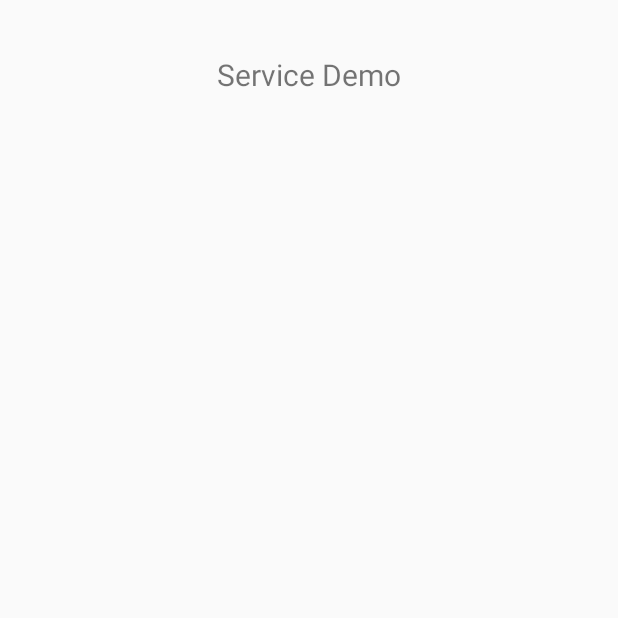
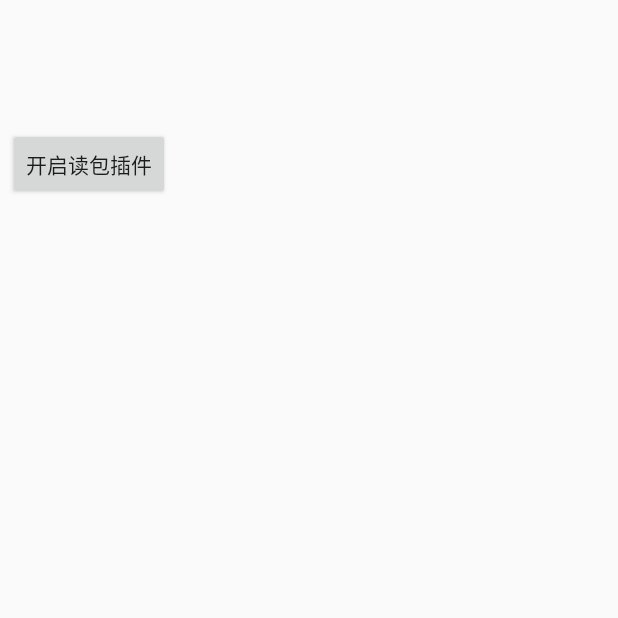
Before and after one commit to Karlzzb/wechart-robot-agent, an Android app: the screen it shows after launch (MainActivity), on a phone screen of 412 x 824 dp, the top half of it. Run offline under Robolectric (Android 15) with nearby library versions, the phone set to English and light mode, and no system bars.

Commit message:
add forward button

```diff
--- a/app/src/main/java/com/karl/wechatrobot/MainActivity.java
+++ b/app/src/main/java/com/karl/wechatrobot/MainActivity.java
@@ -3,20 +3,36 @@ package com.karl.wechatrobot;
 import android.app.Activity;
 import android.content.Intent;
 import android.os.Bundle;
+import android.provider.Settings;
 import android.util.Log;
+import android.view.Menu;
 import android.view.View;
 import android.view.View.OnClickListener;
 import android.widget.Button;
+import android.widget.CompoundButton;
+import android.widget.Switch;
+import android.widget.TextView;
 
 public class MainActivity extends Activity {
     private static final String TAG = "MainActivity";
+
+    private Intent intent;
+    private Button forwardButton;
+    private Intent settingIntent;
+
 
     @Override
     public void onCreate(Bundle savedInstanceState) {
         super.onCreate(savedInstanceState);
         setContentView(R.layout.activity_main);
-        Intent intent = new Intent(MainActivity.this,ServiceWechat.class);
-        startService(intent);
-        Log.d("server start","yes");
+        Log.d("server start", "yes");
     }
+
+    public void onMyButtonClick(View view) {
+        if (settingIntent == null) {
+            settingIntent = new Intent(Settings.ACTION_ACCESSIBILITY_SETTINGS);
+        }
+        startActivity(settingIntent);
+    }
+
 }
--- a/app/src/main/java/com/karl/wechatrobot/job/WechatAccessbilityJob.java
+++ b/app/src/main/java/com/karl/wechatrobot/job/WechatAccessbilityJob.java
@@ -190,7 +190,7 @@ public class WechatAccessbilityJob extends BaseAccessbilityJob {
     private void windowStateHandle(AccessibilityEvent event) {
         if ("com.tencent.mm.plugin.luckymoney.ui.LuckyMoneyReceiveUI".equals(event.getClassName())) {
             mCurrentWindow = WINDOW_LUCKYMONEY_RECEIVEUI;
-//            getPacket(event.getSource());
+            getPacket(event.getSource());
         } else if ("com.tencent.mm.plugin.luckymoney.ui.LuckyMoneyDetailUI".equals(event.getClassName()) || "android.widget.ListView".equals(event.getClassName())) {
             AccessibilityNodeInfo source = event.getSource();
             if (source == null) {
--- a/app/src/main/res/layout/activity_main.xml
+++ b/app/src/main/res/layout/activity_main.xml
@@ -3,13 +3,16 @@
     xmlns:tools="http://schemas.android.com/tools"
     android:layout_width="match_parent"
     android:layout_height="match_parent"
-    android:paddingBottom="@dimen/activity_vertical_margin"
-    android:paddingLeft="@dimen/activity_horizontal_margin"
-    android:paddingRight="@dimen/activity_horizontal_margin"
-    android:paddingTop="@dimen/activity_vertical_margin"
-    tools:context="com.karl.wechatrobot.MainActivity">
+    tools:context=".MainActivity"
+    android:padding="5dp">
 
-    <TextView
-        android:layout_width="fill_parent"
-        android:layout_height="wrap_content" android:text="@string/services_demo" android:gravity="center" android:textSize="20sp" android:padding="20dp"/>
+    <Button
+        android:id="@+id/forwardButton"
+        android:layout_width="wrap_content"
+        android:layout_height="wrap_content"
+        android:text="开启读包插件"
+        android:layout_alignParentTop="true"
+        android:layout_marginTop="80dp"
+        android:onClick="onMyButtonClick"/>
+
 </RelativeLayout>
--- a/app/src/main/res/xml/wechatrobot_service_config.xml
+++ b/app/src/main/res/xml/wechatrobot_service_config.xml
@@ -5,6 +5,6 @@
     android:accessibilityEventTypes="typeNotificationStateChanged|typeWindowStateChanged|typeWindowContentChanged|typeWindowsChanged"
     android:packageNames="com.tencent.mm,com.tencent.mobileqq"
     android:accessibilityFeedbackType="feedbackGeneric"
-    android:notificationTimeout="500"
+    android:notificationTimeout="100"
     android:accessibilityFlags="flagDefault"
     android:canRetrieveWindowContent="true"/>
```
Also changed, not shown: app/src/main/java/com/karl/wechatrobot/ServiceWechat.java (+40 -28 lines), app/src/main/res/values/strings.xml (+4 -4 lines), 1 other file.
